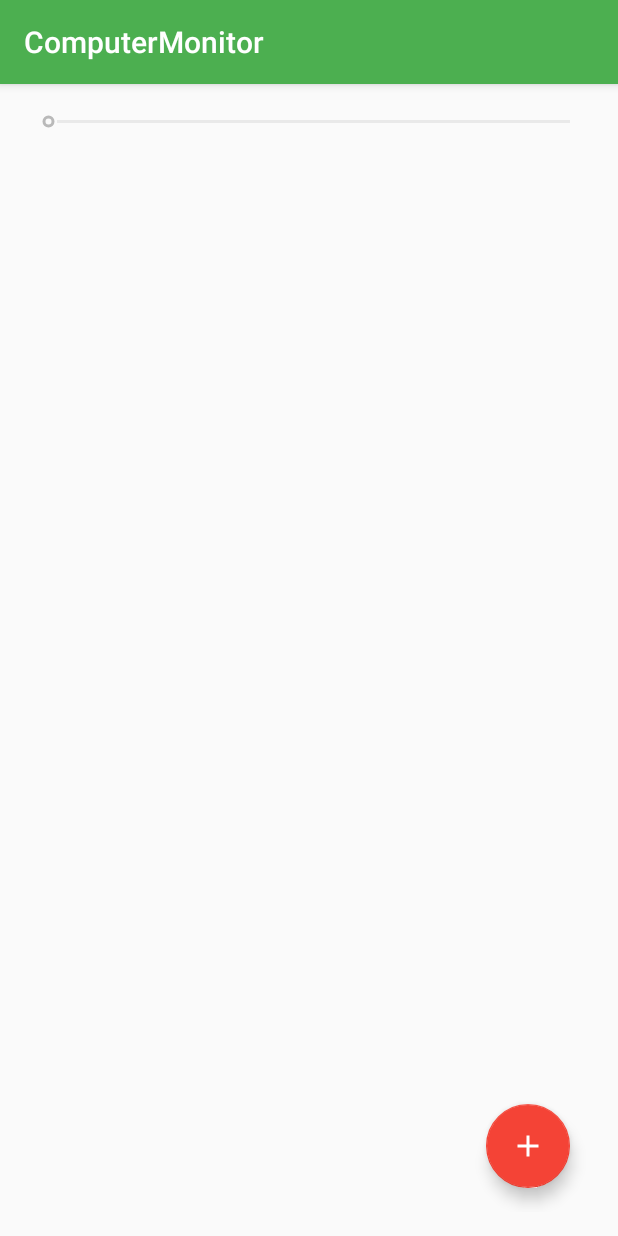
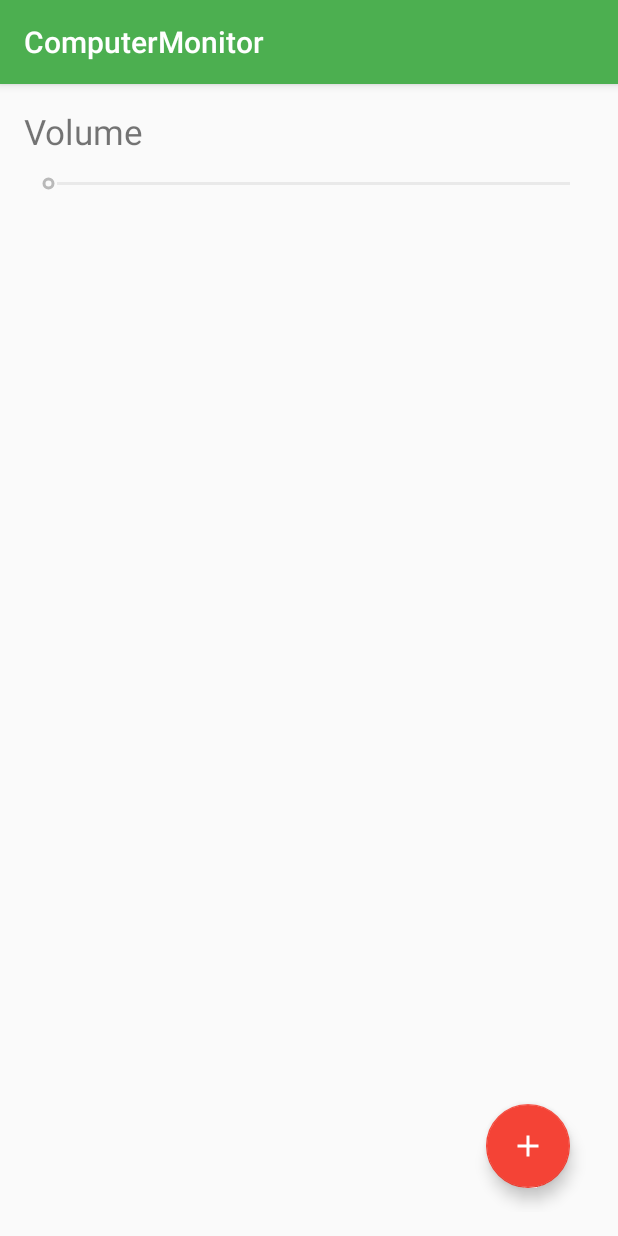
Before and after one commit to TheOnlyMarv/ComputerMonitor_App, an Android app: the screen it shows after launch (MainActivity), on a phone screen of 412 x 824 dp. Run offline under Robolectric (Android 15) with nearby library versions, the phone set to English and light mode, and no system bars; libraries missing offline, so code that uses them is left out: com.google.zxing.integration.

Commit message:
add translation

```diff
--- a/app/build.gradle
+++ b/app/build.gradle
@@ -6,7 +6,7 @@ android {
 
     defaultConfig {
         applicationId "de.theonlymarv.computermonitor"
-        minSdkVersion 19
+        minSdkVersion 21
         targetSdkVersion 23
         versionCode 1
         versionName "1.0"
--- a/app/src/main/res/layout/activity_main.xml
+++ b/app/src/main/res/layout/activity_main.xml
@@ -10,11 +10,28 @@
     android:paddingRight="@dimen/activity_horizontal_margin"
     android:paddingTop="@dimen/activity_vertical_margin">
 
-    <SeekBar
-        android:id="@+id/seekBar"
+    <RelativeLayout
         android:layout_width="match_parent"
-        android:layout_height="wrap_content"
-        />
+        android:layout_height="match_parent">
+
+        <TextView
+            android:id="@+id/tvVolumnControl"
+            android:layout_width="wrap_content"
+            android:layout_height="wrap_content"
+            android:textSize="23sp"
+            android:layout_marginBottom="10dp"
+            android:text="@string/text_volume_control"
+            />
+
+        <SeekBar
+            android:id="@+id/seekBar"
+            android:layout_width="match_parent"
+            android:layout_height="wrap_content"
+            android:layout_below="@+id/tvVolumnControl"
+            />
+
+    </RelativeLayout>
+
 
     <android.support.design.widget.FloatingActionButton
         android:id="@+id/fabList"
--- a/app/src/main/res/values/strings.xml
+++ b/app/src/main/res/values/strings.xml
@@ -1,3 +1,8 @@
 <resources>
     <string name="app_name">ComputerMonitor</string>
+    <string name="dialog_please_wait">Please wait ...</string>
+    <string name="dialog_try_to_connect">Try to connect ...</string>
+    <string name="chooser_empty">No connections in history</string>
+    <string name="text_volume_control">Volume</string>
+    <string name="scanner_qr">Scan QR-Code</string>
 </resources>
```
Also changed, not shown: app/src/main/java/de/theonlymarv/computermonitor/MainActivity.java (+5 -4 lines), 1 other file.
